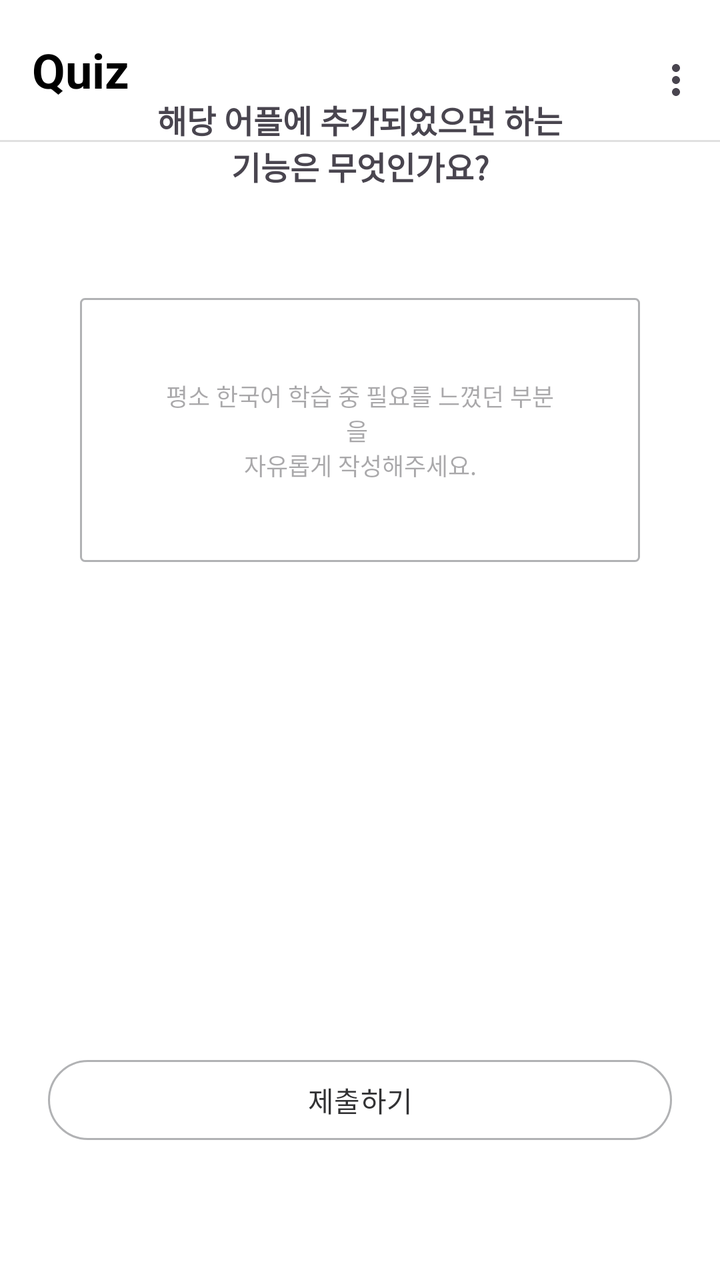
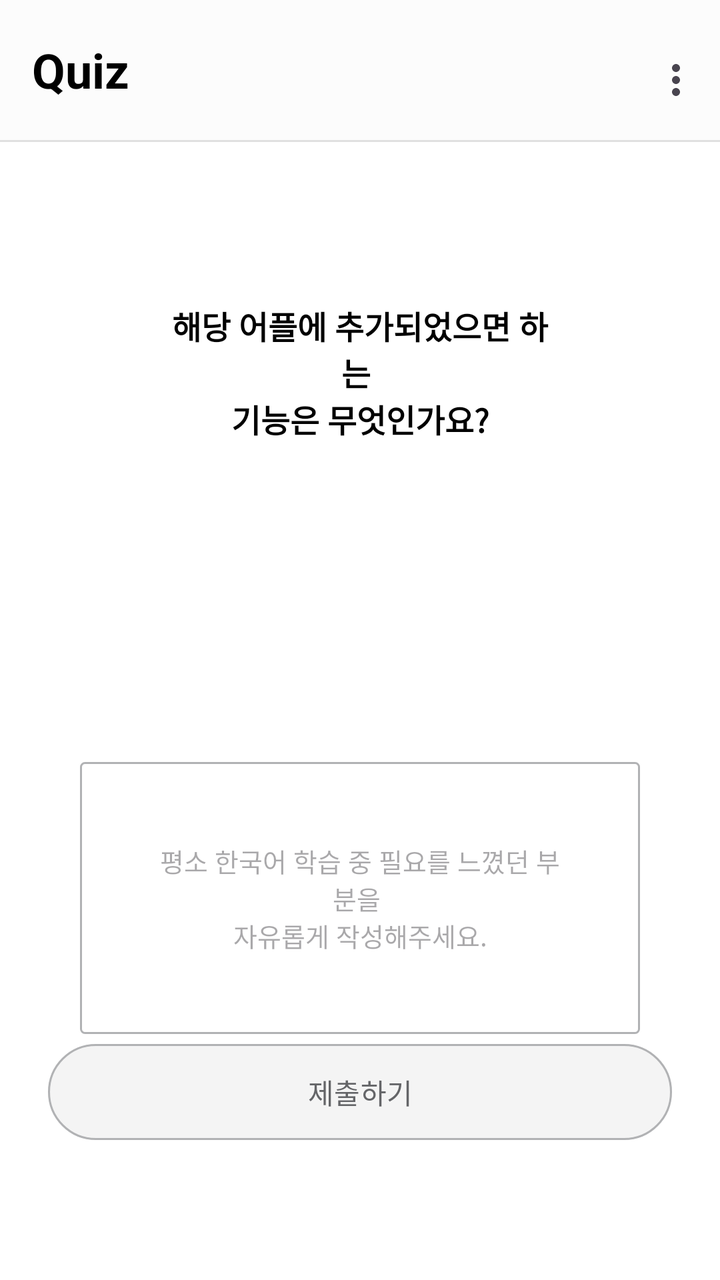

Two renders of the same Android screen: before a commit and after it. Below are the layout's source before the change and the commit's diff.
<!-- AndroidManifest.xml: application theme Theme.GURU2 -->
<!-- res/layout/fragment_survey_q4.xml -->
<?xml version="1.0" encoding="utf-8"?>
<androidx.constraintlayout.widget.ConstraintLayout xmlns:android="http://schemas.android.com/apk/res/android"
    xmlns:app="http://schemas.android.com/apk/res-auto"
    xmlns:tools="http://schemas.android.com/tools"
    android:layout_width="match_parent"
    android:layout_height="match_parent"
    android:background="#FFF"
    tools:context=".SurveyQ4Fragment">

    
    <com.google.android.material.appbar.AppBarLayout
        android:id="@+id/appBar"
        android:layout_width="0dp"
        android:layout_height="wrap_content"
        android:background="#FFFFFF"
        app:layout_constraintTop_toTopOf="parent"
        app:layout_constraintStart_toStartOf="parent"
        app:layout_constraintEnd_toEndOf="parent">

        <com.google.android.material.appbar.MaterialToolbar
            android:id="@+id/mainToolbar"
            android:layout_width="match_parent"
            android:layout_height="70dp"
            android:background="#FFF"
            android:paddingVertical="8dp"
            app:menu="@menu/menu_main"
            app:title="Quiz"
            app:titleTextAppearance="@style/ToolbarTitleBold"
            app:titleTextColor="@android:color/black" />
        <View
            android:layout_width="match_parent"
            android:layout_height="1dp"
            android:background="#E0E0E0" />

    </com.google.android.material.appbar.AppBarLayout>

    
    <TextView
        android:id="@+id/Q4TextView"
        android:layout_width="211dp"
        android:layout_height="61dp"
        android:layout_marginBottom="40dp"
        android:text="해당 어플에 추가되었으면 하는 기능은 무엇인가요?"
        android:textAlignment="center"
        android:textSize="16sp"
        android:textStyle="bold"
        app:layout_constraintBottom_toTopOf="@+id/editText"
        app:layout_constraintEnd_toEndOf="parent"
        app:layout_constraintStart_toStartOf="parent" />

    
    <EditText
        android:id="@+id/editText"
        android:layout_width="0dp"
        android:layout_height="wrap_content"
        android:layout_marginStart="40dp"
        android:layout_marginEnd="40dp"
        android:layout_marginBottom="245dp"
        android:hint="평소 한국어 학습 중 필요를 느꼈던 부분을 \n자유롭게 작성해주세요."
        android:background="@drawable/bg_edittext"
        android:padding="40dp"
        android:textSize="12dp"
        android:selectAllOnFocus="false"
        android:singleLine="false"
        android:textAlignment="center"
        app:layout_constraintBottom_toTopOf="@+id/btnSubmit"
        app:layout_constraintEnd_toEndOf="parent"
        app:layout_constraintStart_toStartOf="parent" />

    
    <Button
        android:id="@+id/btnSubmit"
        android:layout_width="match_parent"
        android:layout_height="48dp"
        android:layout_marginStart="24dp"
        android:layout_marginEnd="24dp"
        android:layout_marginBottom="66dp"
        android:text="제출하기"
        android:textColor="#323234"
        app:backgroundTint="#FFF"
        app:layout_constraintBottom_toBottomOf="parent"
        app:layout_constraintEnd_toEndOf="parent"
        app:layout_constraintStart_toStartOf="parent"
        app:strokeColor="#B1B2B4"
        app:strokeWidth="1dp" />


</androidx.constraintlayout.widget.ConstraintLayout>
<!-- resources referenced by this layout -->
<resources>
  <!-- drawable bg_edittext (drawable) -->
  <?xml version="1.0" encoding="utf-8"?>
  <shape xmlns:android="http://schemas.android.com/apk/res/android"
      android:shape="rectangle">
  
      <solid android:color="#FFFFFF" />
  
      <stroke
          android:width="1dp"
          android:color="#B1B2B4" />
  
      <corners android:radius="2dp" />
  </shape>
  <style name="ToolbarTitleBold">
          <item name="android:textStyle">bold</item>
          <item name="android:textSize">24sp</item>
      </style>
  <style name="Theme.GURU2" parent="Base.Theme.GURU2" />
  <style name="Base.Theme.GURU2" parent="Theme.Material3.DayNight.NoActionBar">
  
          <item name="android:windowLightStatusBar">true</item>
  
          <item name="android:windowTranslucentStatus">false</item>
  
          <item name="popupMenuBackground">@android:color/transparent</item>
          <item name="android:itemBackground">#E9ECFF</item>
          
      </style>
</resources>

<!-- the commit's change to res/layout/fragment_survey_q4.xml (unified diff, before → after) -->
@@ -4,7 +4,7 @@
     xmlns:tools="http://schemas.android.com/tools"
     android:layout_width="match_parent"
     android:layout_height="match_parent"
-    android:background="#FFF"
+    android:background="@color/white"
     tools:context=".SurveyQ4Fragment">
 
     
@@ -13,20 +13,21 @@
         android:layout_width="0dp"
         android:layout_height="wrap_content"
         android:background="#FFFFFF"
-        app:layout_constraintTop_toTopOf="parent"
+        app:layout_constraintEnd_toEndOf="parent"
         app:layout_constraintStart_toStartOf="parent"
-        app:layout_constraintEnd_toEndOf="parent">
+        app:layout_constraintTop_toTopOf="parent">
 
         <com.google.android.material.appbar.MaterialToolbar
             android:id="@+id/mainToolbar"
             android:layout_width="match_parent"
             android:layout_height="70dp"
-            android:background="#FFF"
+            android:background="@color/toolbar_color"
             android:paddingVertical="8dp"
             app:menu="@menu/menu_main"
             app:title="Quiz"
             app:titleTextAppearance="@style/ToolbarTitleBold"
             app:titleTextColor="@android:color/black" />
+
         <View
             android:layout_width="match_parent"
             android:layout_height="1dp"
@@ -37,16 +38,19 @@
     
     <TextView
         android:id="@+id/Q4TextView"
-        android:layout_width="211dp"
-        android:layout_height="61dp"
-        android:layout_marginBottom="40dp"
-        android:text="해당 어플에 추가되었으면 하는 기능은 무엇인가요?"
+        android:layout_width="0dp"
+        android:layout_height="wrap_content"
+        android:layout_marginStart="80dp"
+        android:layout_marginTop="80dp"
+        android:layout_marginEnd="80dp"
+        android:text="해당 어플에 추가되었으면 하는 \n기능은 무엇인가요?"
         android:textAlignment="center"
+        android:textColor="@color/black"
         android:textSize="16sp"
         android:textStyle="bold"
-        app:layout_constraintBottom_toTopOf="@+id/editText"
         app:layout_constraintEnd_toEndOf="parent"
-        app:layout_constraintStart_toStartOf="parent" />
+        app:layout_constraintStart_toStartOf="parent"
+        app:layout_constraintTop_toBottomOf="@+id/appBar" />
 
     
     <EditText
@@ -54,34 +58,35 @@
         android:layout_width="0dp"
         android:layout_height="wrap_content"
         android:layout_marginStart="40dp"
+        android:layout_marginTop="160dp"
         android:layout_marginEnd="40dp"
-        android:layout_marginBottom="245dp"
+        android:background="@drawable/bg_edittext"
         android:hint="평소 한국어 학습 중 필요를 느꼈던 부분을 \n자유롭게 작성해주세요."
-        android:background="@drawable/bg_edittext"
         android:padding="40dp"
-        android:textSize="12dp"
         android:selectAllOnFocus="false"
         android:singleLine="false"
         android:textAlignment="center"
-        app:layout_constraintBottom_toTopOf="@+id/btnSubmit"
+        android:textColor="@color/button_text_default"
+        android:textSize="13sp"
         app:layout_constraintEnd_toEndOf="parent"
-        app:layout_constraintStart_toStartOf="parent" />
+        app:layout_constraintStart_toStartOf="parent"
+        app:layout_constraintTop_toBottomOf="@+id/Q4TextView" />
 
     
     <Button
         android:id="@+id/btnSubmit"
         android:layout_width="match_parent"
-        android:layout_height="48dp"
+        android:layout_height="56dp"
         android:layout_marginStart="24dp"
         android:layout_marginEnd="24dp"
         android:layout_marginBottom="66dp"
         android:text="제출하기"
-        android:textColor="#323234"
-        app:backgroundTint="#FFF"
+        android:textColor="@color/button_text_default"
+        app:backgroundTint="@color/button_default_bg"
         app:layout_constraintBottom_toBottomOf="parent"
         app:layout_constraintEnd_toEndOf="parent"
         app:layout_constraintStart_toStartOf="parent"
-        app:strokeColor="#B1B2B4"
+        app:strokeColor="@color/button_default_stroke"
         app:strokeWidth="1dp" />
 
 
<!-- resource entries referenced after the edit -->
@@ -1,5 +1,11 @@
 <!-- resources referenced by this layout -->
 <resources>
+  <color name="black">#FF000000</color>
+  <color name="button_default_bg">#F4F4F4</color>
+  <color name="button_default_stroke">#B1B2B4</color>
+  <color name="button_text_default">#646568</color>
+  <color name="toolbar_color">#FCFCFC</color>
+  <color name="white">#FFFFFFFF</color>
   <!-- drawable bg_edittext (drawable) -->
   <?xml version="1.0" encoding="utf-8"?>
   <shape xmlns:android="http://schemas.android.com/apk/res/android"
